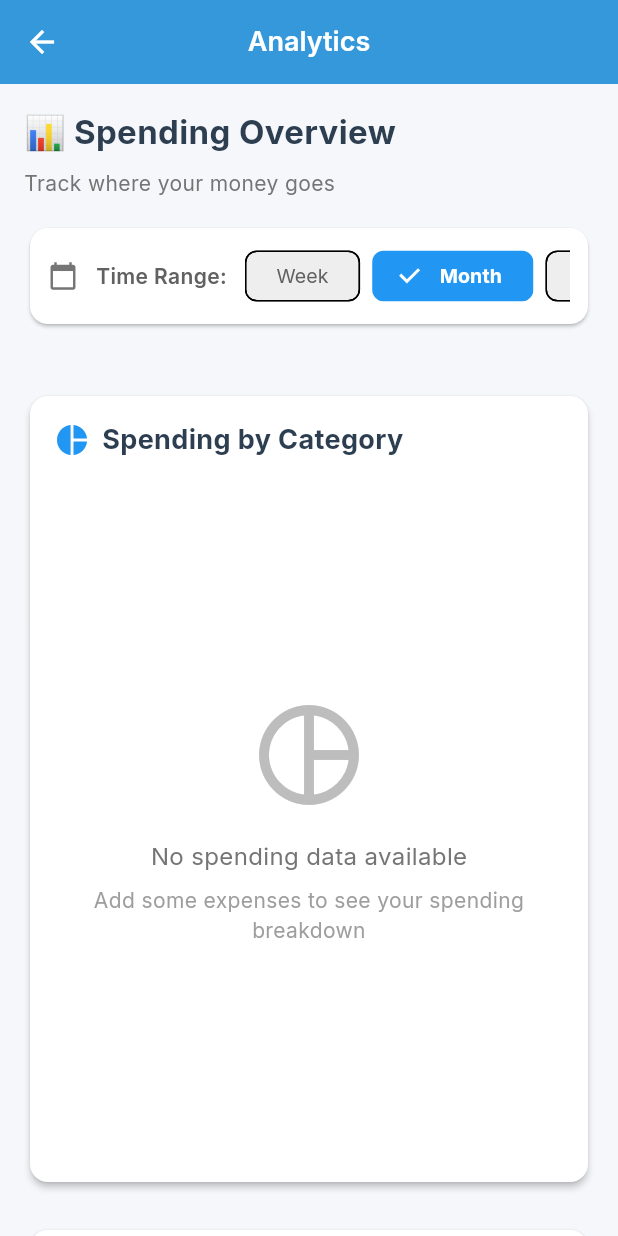
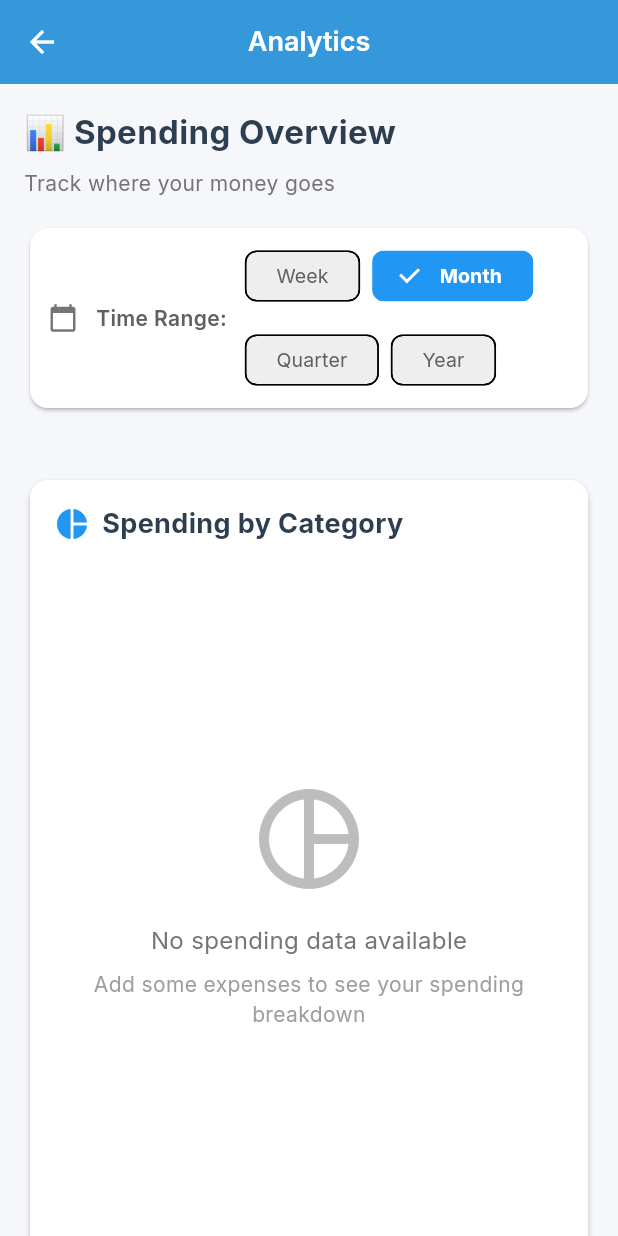
Before and after one commit to Son1904/Final_Project_Expense_Manager_App, a Flutter app: the AnalyticsScreen screen opened directly, on a phone screen of 412 x 824 dp. Run offline on Flutter 3.47's test engine with Material 3 defaults, Android fonts, the phone set to English and light mode, and no system bars; our stand-ins replace dio, fl_chart, flutter_secure_storage, google_fonts, logger, shared_preferences; missing offline and left inert: universal_html; accounts and stored records are empty; network calls fail.

Commit message:
delete unuse

```diff
--- a/frontend/lib/presentation/screens/analytics/analytics_screen.dart
+++ b/frontend/lib/presentation/screens/analytics/analytics_screen.dart
@@ -227,14 +227,12 @@ class _AnalyticsScreenState extends State<AnalyticsScreen> {
             ),
             const SizedBox(width: 12),
             Expanded(
-              child: SingleChildScrollView(
-                scrollDirection: Axis.horizontal,
-                child: Row(
+              child: Wrap(
+                spacing: 8,
+                runSpacing: 8,
                 children: TimeRange.values.map((range) {
                   final isSelected = _selectedRange == range;
-                    return Padding(
-                      padding: const EdgeInsets.only(right: 8),
-                      child: ChoiceChip(
+                  return ChoiceChip(
                     label: Text(_getRangeLabel(range)),
                     selected: isSelected,
                     onSelected: (selected) {
@@ -252,10 +250,8 @@ class _AnalyticsScreenState extends State<AnalyticsScreen> {
                     ),
                     backgroundColor: Colors.grey[200],
                     padding: const EdgeInsets.symmetric(horizontal: 12, vertical: 4),
-                      ),
                   );
                 }).toList(),
-                ),
               ),
             ),
           ],
```
Lines whose indentation alone changed are shown as unchanged.
